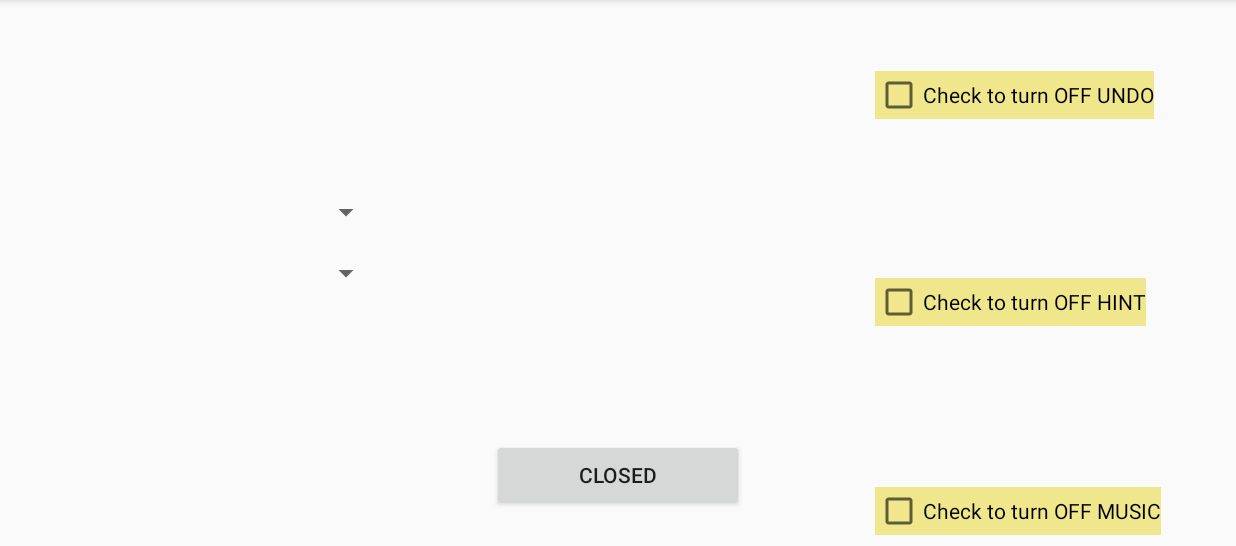
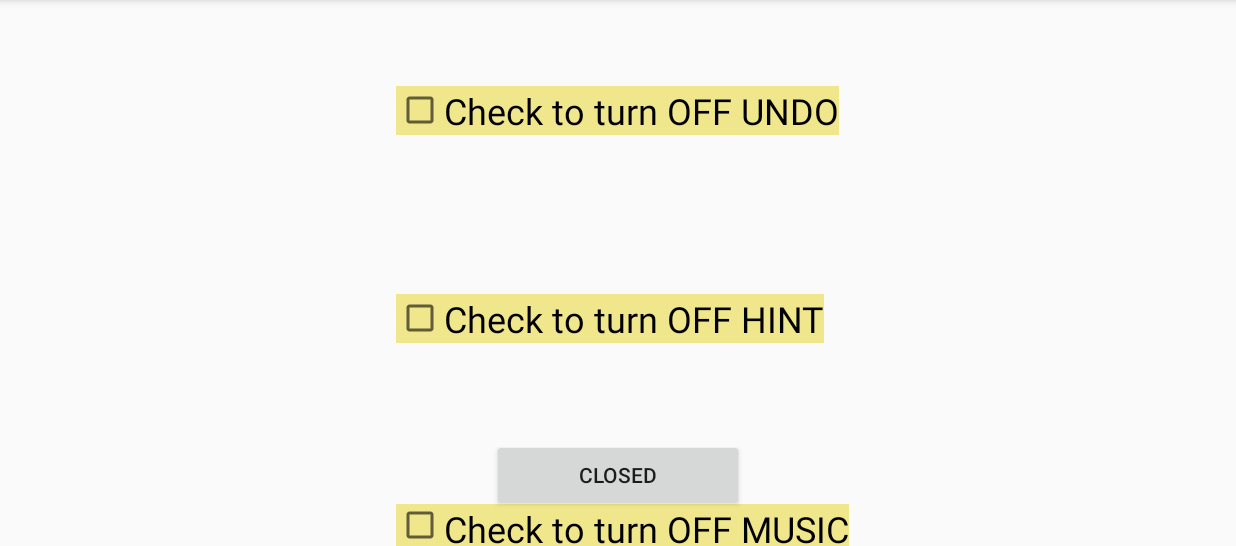
Before and after one commit to Soqueen/GrandNapoleonSolitaireGame, an Android app: the screen it shows after launch (SettingActivity), after a tap on "SETTING", on a phone screen of 824 x 412 dp (held sideways), the part 72-618 px from its top. Run offline under Robolectric (Android 15) with nearby library versions, the phone set to English and light mode, and no system bars.

Commit message:
Fix setting music

```diff
--- a/app/src/main/java/mcgill/ecse456/grandnapoleonsolitairegame/DisplayDifficultyPageActivity.java
+++ b/app/src/main/java/mcgill/ecse456/grandnapoleonsolitairegame/DisplayDifficultyPageActivity.java
@@ -39,7 +39,6 @@ public class DisplayDifficultyPageActivity extends AppCompatActivity {
             MusicManager.gamePlayer = null;
         }
         MusicManager.isMute = isMute;
-        Log.d("___music state", ""+isMute);
         MusicManager.GamePlayer(this);
         MusicManager.clickPlayer.start();
         MusicManager.gamePlayer.start();
@@ -55,13 +54,14 @@ public class DisplayDifficultyPageActivity extends AppCompatActivity {
      */
     public void predeterminedGameNavigate(View view) {
 
-//        boolean isMute = false;
+        boolean isMute = false;
         if (MusicManager.gamePlayer != null) {
-//            isMute = MusicManager.isMute;
+            isMute = MusicManager.isMute;
             MusicManager.gamePlayer.release();
             MusicManager.gamePlayer = null;
         }
-//        MusicManager.isMute = isMute;
+        MusicManager.isMute = isMute;
+        MusicManager.GamePlayer(this);
         MusicManager.clickPlayer.start();
         MusicManager.gamePlayer.start();
         Intent intent = new Intent(this, GameActivity.class);
--- a/app/src/main/java/mcgill/ecse456/grandnapoleonsolitairegame/MainPageActivity.java
+++ b/app/src/main/java/mcgill/ecse456/grandnapoleonsolitairegame/MainPageActivity.java
@@ -28,7 +28,7 @@ public class MainPageActivity extends AppCompatActivity {
     protected void onCreate(Bundle savedInstanceState) {
         super.onCreate(savedInstanceState);
         SharedPreferences preferences = getApplicationContext().getSharedPreferences("GNS_GAME", android.content.Context.MODE_PRIVATE);
-        boolean is_Mute = preferences.getBoolean("enable_music", false);
+        boolean is_Mute = preferences.getBoolean("enableMusic", false);
         Log.d("----oncreate--", ""+(is_Mute));
         MusicManager.GamePlayer(this);
         Log.d("----oncreateMusic--", ""+(MusicManager.isMute));
@@ -105,7 +105,7 @@ public class MainPageActivity extends AppCompatActivity {
     protected void onResume(){
         super.onResume();
         SharedPreferences preferences = getApplicationContext().getSharedPreferences("GNS_GAME", android.content.Context.MODE_PRIVATE);
-        boolean is_Mute = preferences.getBoolean("enable_music", false);
+        boolean is_Mute = preferences.getBoolean("enableMusic", false);
         Log.d("----onRESUME--", ""+(is_Mute));
         Log.d("MainPageActivity", "onResume was called");
     }
--- a/app/src/main/java/mcgill/ecse456/grandnapoleonsolitairegame/SettingActivity.java
+++ b/app/src/main/java/mcgill/ecse456/grandnapoleonsolitairegame/SettingActivity.java
@@ -29,7 +29,6 @@ public class SettingActivity extends AppCompatActivity implements CompoundButton
         enableMusic.setOnCheckedChangeListener(this);
     }
     public void closedSetting (View view){
-        MusicManager.clickPlayer.start();
         finish();
     }
 
@@ -56,11 +55,11 @@ public class SettingActivity extends AppCompatActivity implements CompoundButton
                 break;
 
             case R.id.enable_music:
+                saveInSp("enableMusic",isChecked);
                 if (isChecked)
                     MusicManager.mute();
                 else
                     MusicManager.unMute();
-                saveInSp("enableMusic",isChecked);
                 break;
         }
 
--- a/app/src/main/res/layout/about.xml
+++ b/app/src/main/res/layout/about.xml
@@ -44,7 +44,7 @@
             android:layout_height="wrap_content"
             android:background="@color/Lemon"
             android:onClick="closedAbout"
-            android:text="Button" />
+            android:text="Close" />
 
     </LinearLayout>
 </RelativeLayout>
--- a/app/src/main/res/layout/setting.xml
+++ b/app/src/main/res/layout/setting.xml
@@ -8,27 +8,10 @@
         android:layout_width="fill_parent"
         android:layout_height="fill_parent"
         android:orientation="vertical"
-        android:layout_alignParentTop="true"
+        android:layout_alignParentBottom="true"
         android:layout_alignParentLeft="true"
         android:layout_alignParentStart="true">
 
-        <Spinner
-            android:id="@+id/change_card"
-            android:layout_width="101dp"
-            android:layout_height="wrap_content"
-            android:layout_centerVertical="true"
-            android:layout_alignLeft="@+id/change_bg"
-            android:layout_alignStart="@+id/change_bg" />
-        <Spinner
-            android:id="@+id/change_bg"
-            android:layout_width="101dp"
-            android:layout_height="wrap_content"
-            android:layout_marginLeft="153dp"
-            android:layout_marginStart="153dp"
-            android:layout_alignParentTop="true"
-            android:layout_alignParentLeft="true"
-            android:layout_alignParentStart="true"
-            android:layout_marginTop="129dp" />
     </RelativeLayout>
     <Button
         android:id="@+id/closed"
@@ -45,19 +28,19 @@
         android:layout_width="wrap_content"
         android:layout_height="wrap_content"
         android:text="Check to turn OFF UNDO"
-        android:layout_marginTop="47dp"
         android:background="@color/Lemon"
-        android:layout_marginLeft="87dp"
-        android:layout_marginStart="87dp"
+        android:textSize="24dp"
+
+        android:layout_marginTop="57dp"
         android:layout_alignParentTop="true"
-        android:layout_toRightOf="@+id/closed"
-        android:layout_toEndOf="@+id/closed" />
+        android:layout_centerHorizontal="true" />
 
     <CheckBox
         android:id="@+id/enable_music"
         android:layout_width="wrap_content"
         android:layout_height="wrap_content"
         android:layout_marginTop="107dp"
+        android:textSize="24dp"
         android:text="Check to turn OFF MUSIC"
         android:background="@color/Lemon"
         android:layout_below="@+id/enable_hint"
@@ -69,6 +52,8 @@
         android:layout_width="wrap_content"
         android:layout_height="wrap_content"
         android:layout_marginTop="106dp"
+        android:textSize="24dp"
+
         android:text="Check to turn OFF HINT"
         android:background="@color/Lemon"
         android:layout_below="@+id/enable_undo"
```
